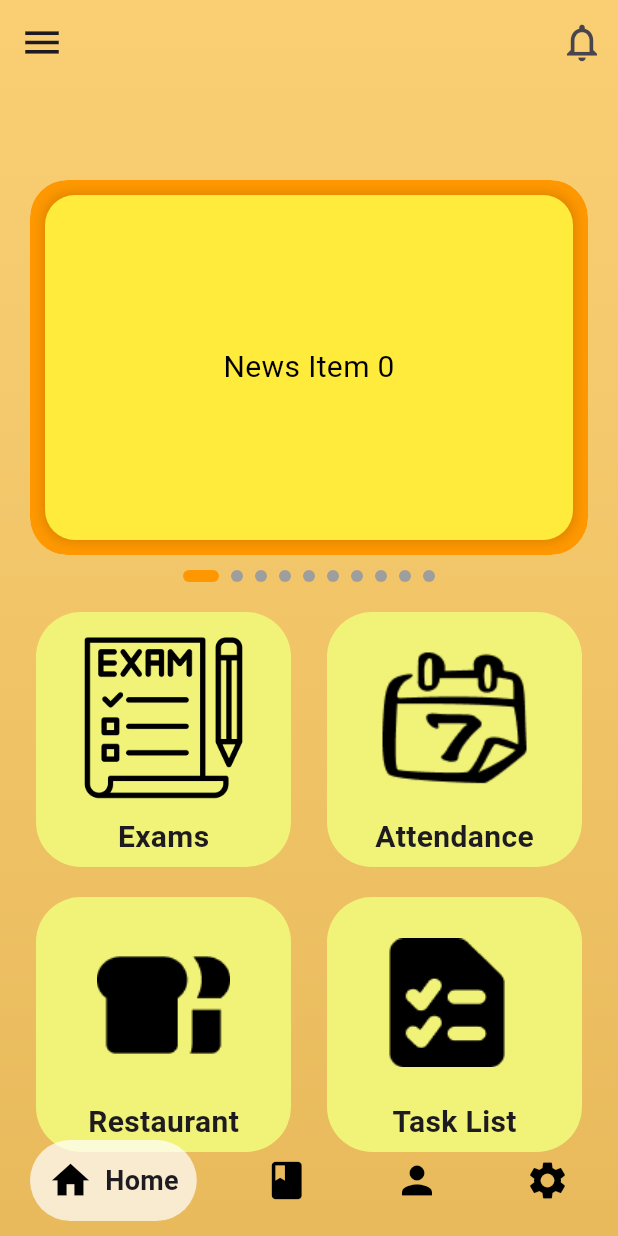
After one commit to aliKhaledIbnAlwalid/EduNourish, a Flutter app: the HomeStudent screen opened directly, on a phone screen of 412 x 824 dp. The commit adds this screen. Run offline on Flutter 3.47's test engine with Material 3 defaults, Android fonts, the phone set to English and light mode, and no system bars; drawn by our look-alikes of google_nav_bar, smooth_page_indicator; our stand-ins replace concentric_transition, flutter_svg, lottie.

Commit message:
Home_Student

```diff
--- /dev/null
+++ b/lib/Student_Interface/home_student.dart
@@ -0,0 +1,183 @@
+import 'package:flutter/material.dart';
+import 'package:smooth_page_indicator/smooth_page_indicator.dart';
+import 'package:google_nav_bar/google_nav_bar.dart';
+
+class HomeStudent extends StatefulWidget {
+  const HomeStudent({super.key});
+
+  @override
+  State<HomeStudent> createState() => _HomeStudentState();
+}
+
+class _HomeStudentState extends State<HomeStudent> {
+  final PageController _pageController = PageController();
+  int _selectedIndex = 0; // To track the selected tab
+
+  @override
+  Widget build(BuildContext context) {
+    return Scaffold(
+      extendBodyBehindAppBar: true,
+      extendBody: true, // Ensures bottom bar blends with gradient
+      appBar: AppBar(
+        backgroundColor: Colors.transparent,
+        elevation: 0,
+        actions: [
+          IconButton(
+            icon: const Icon(Icons.notifications_none_outlined, size: 30),
+            onPressed: () {},
+          )
+        ],
+        leading: IconButton(
+          icon: const Icon(Icons.menu, size: 30),
+          onPressed: () {},
+        ),
+      ),
+      body: Stack(
+        children: [
+          // 🔥 Full-Screen Gradient Background
+          Container(
+            decoration: const BoxDecoration(
+              gradient: LinearGradient(
+                begin: Alignment.topCenter,
+                end: Alignment.bottomCenter,
+                colors: [
+                  Color(0xfffacf74), // Top color
+                  Color(0xffe8ba5c), // Bottom color
+                ],
+              ),
+            ),
+          ),
+
+          // 🔥 Main Content
+          Column(
+            children: [
+              Padding(
+                padding: const EdgeInsets.only(top: 120, right: 20, left: 20),
+                child: ClipRRect(
+                  borderRadius: BorderRadius.circular(25),
+                  child: Container(
+                    decoration: BoxDecoration(
+                      borderRadius: BorderRadius.circular(25),
+                      color: Colors.orange,
+                    ),
+                    height: 250,
+                    child: PageView.builder(
+                      controller: _pageController,
+                      itemCount: 10,
+                      scrollDirection: Axis.horizontal,
+                      itemBuilder: (context, index) {
+                        return Padding(
+                          padding: const EdgeInsets.all(10),
+                          child: Container(
+                            width: 350,
+                            decoration: BoxDecoration(
+                              borderRadius: BorderRadius.circular(20),
+                              color: Colors.yellow,
+                              boxShadow: const [
+                                BoxShadow(
+                                  color: Colors.black12,
+                                  blurRadius: 5,
+                                  spreadRadius: 2,
+                                )
+                              ],
+                            ),
+                            child: Center(
+                              child: Text(
+                                'News Item $index',
+                                style: const TextStyle(
+                                    fontSize: 20, color: Colors.black),
+                              ),
+                            ),
+                          ),
+                        );
+                      },
+                    ),
+                  ),
+                ),
+              ),
+
+              // Page Indicator
+              const SizedBox(height: 10),
+              SmoothPageIndicator(
+                controller: _pageController,
+                count: 10,
+                effect: const ExpandingDotsEffect(
+                  dotWidth: 8,
+                  dotHeight: 8,
+                  activeDotColor: Colors.orange,
+                  dotColor: Colors.grey,
+                ),
+              ),
+
+              // Feature Cards
+              Padding(
+                padding: const EdgeInsets.only(top: 20),
+                child: Row(
+                  mainAxisAlignment: MainAxisAlignment.spaceEvenly,
+                  children: [
+                    _buildFeatureCard("assets/student/exam.png", "Exams"),
+                    _buildFeatureCard("assets/student/Calendar.png", "Attendance"),
+                  ],
+                ),
+              ),
+              Padding(
+                padding: const EdgeInsets.only(top: 20),
+                child: Row(
+                  mainAxisAlignment: MainAxisAlignment.spaceEvenly,
+                  children: [
+                    _buildFeatureCard("assets/student/Toast.png", "Restaurant"),
+                    _buildFeatureCard("assets/student/TaskList.png", "Task List"),
+                  ],
+                ),
+              ),
+            ],
+          ),
+        ],
+      ),
+
+      // 🔥 Transparent Bottom Navigation Bar (GNav)
+      bottomNavigationBar: Container(
+        padding: const EdgeInsets.symmetric(horizontal: 20, vertical: 10),
+        child: GNav(
+          gap: 8,
+          backgroundColor: Colors.transparent,
+          activeColor: Colors.black,
+          color: Colors.black,
+          padding: const EdgeInsets.all(12),
+          tabBackgroundColor: Colors.white.withOpacity(0.7),
+          tabs: const [
+            GButton(icon: Icons.home, text: 'Home',textStyle: TextStyle(fontSize: 18,fontWeight: FontWeight.bold),iconSize: 30,),
+            GButton(icon: Icons.book, text: 'Courses',textStyle: TextStyle(fontSize: 18,fontWeight: FontWeight.bold),iconSize: 30,),
+            GButton(icon: Icons.person, text: 'Profile',textStyle: TextStyle(fontSize: 18,fontWeight: FontWeight.bold),iconSize: 30,),
+            GButton(icon: Icons.settings, text: 'Settings',textStyle: TextStyle(fontSize: 18,fontWeight: FontWeight.bold),iconSize: 30,),
+          ],
+          selectedIndex: _selectedIndex,
+          onTabChange: (index) {
+            setState(() {
+              _selectedIndex = index;
+            });
+          },
+        ),
+      ),
+    );
+  }
+
+  Widget _buildFeatureCard(String imagePath, String title) {
+    return Container(
+      width: 170,
+      height: 170,
+      decoration: BoxDecoration(
+        color: const Color(0xfff1f378),
+        borderRadius: BorderRadius.circular(30),
+      ),
+      child: Column(
+        mainAxisAlignment: MainAxisAlignment.center,
+        children: [
+          Image.asset(imagePath, height: 130),
+          Text(title,
+              style: const TextStyle(fontSize: 20, fontWeight: FontWeight.bold)),
+        ],
+      ),
+    );
+  }
+}
--- a/lib/intro_Screens/choice_screen.dart
+++ b/lib/intro_Screens/choice_screen.dart
@@ -1,8 +1,9 @@
 import 'package:edunourish/login/login_screen.dart';
 import 'package:edunourish/parent/parent_home_screen.dart';
 
-import 'package:edunourish/parent_home.dart';
 import 'package:flutter/material.dart';
+
+import '../Student_Interface/home_student.dart';
 
 class ChoiceScreen extends StatelessWidget {
   const ChoiceScreen({super.key});
@@ -49,7 +50,7 @@ class ChoiceScreen extends StatelessWidget {
                     Navigator.pushReplacement(
                       context,
                       MaterialPageRoute(
-                        builder: (context) => const LoginScreen(),
+                        builder: (context) => const HomeStudent(),
                       ),
 
             );}
--- a/pubspec.yaml
+++ b/pubspec.yaml
@@ -69,6 +69,7 @@ flutter:
   # To add assets to your application, add an assets section, like this:
   assets:
     - assets/
+    - assets/student/
     - assets/parent/
     - assets/parent/images/
     - assets/parent/icons/
```
Also changed, not shown: lib/parent/parent_home.dart (added, +123 -0 lines), assets/student/Calendar.png (added), assets/student/TaskList.png (added), assets/student/Toast.png (added), assets/student/exam.png (added), pubspec.lock.
